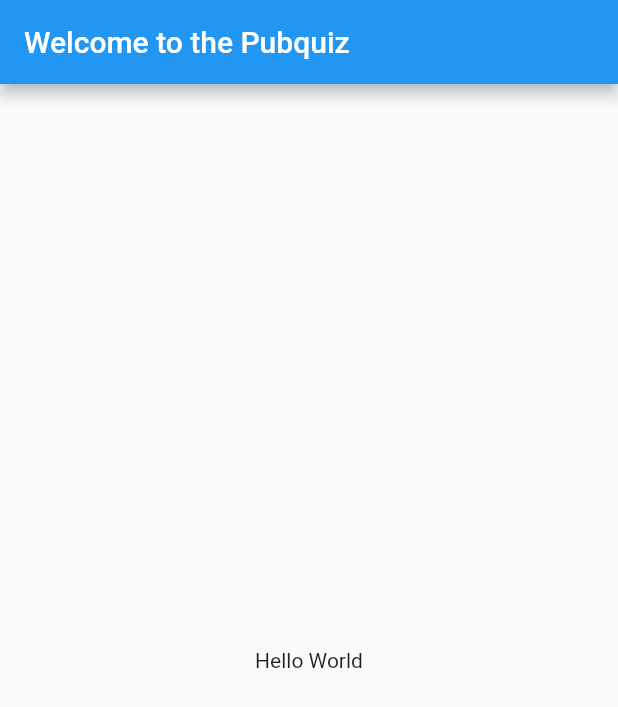
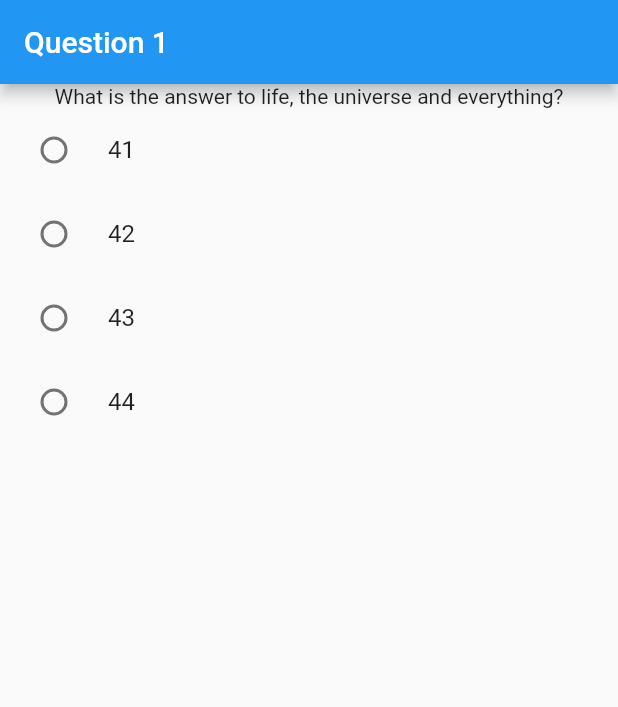
Before and after one commit to Hacklor/pubquiz_mobile, a Flutter app: the screen it shows after launch, on a phone screen of 412 x 824 dp. Shown: the top 707 px of the screen. Run offline on Flutter 3.47's test engine with Material 2 defaults, Android fonts, the phone set to English and light mode, and no system bars.

Commit message:
Show question with choices on screen

```diff
--- a/lib/main.dart
+++ b/lib/main.dart
@@ -1,22 +1,51 @@
 import 'package:flutter/material.dart';
 
 void main() {
-  runApp(MyApp());
+  runApp(PubQuizApp());
 }
 
-class MyApp extends StatelessWidget {
+class PubQuizApp extends StatelessWidget {
   @override
   Widget build(BuildContext context) {
     return MaterialApp(
       title: 'Pubquiz Mobile',
-      home: Scaffold(
-        appBar: AppBar(
-          title: Text('Welcome to the Pubquiz'),
-        ),
-        body: Center(
-          child: Text('Hello World'),
-        ),
+      home: QuestionPage()
+    );
+  }
+}
+
+class QuestionPage extends StatelessWidget {
+  final question = {
+    'text': 'What is the answer to life, the universe and everything?',
+    'choices': ['40', '41', '42', '43'],
+    'answer': '42'
+  };
+
+  @override
+  Widget build(BuildContext context) {
+    return Scaffold(
+      appBar: AppBar(
+        title: Text('Question 1'),
+      ),
+      body: Column(
+        children: [
+          Text(question['text']),
+          _choiceRadioListTile('41'),
+          _choiceRadioListTile('42'),
+          _choiceRadioListTile('43'),
+          _choiceRadioListTile('44'),
+        ]
       ),
     );
   }
+
+  Widget _choiceRadioListTile(String choice) {
+    return RadioListTile<String>(
+      title: Text(choice),
+      value: choice,
+      groupValue: 'choices',
+      onChanged: (String value) {
+      },
+    );
+  }
 }
```
